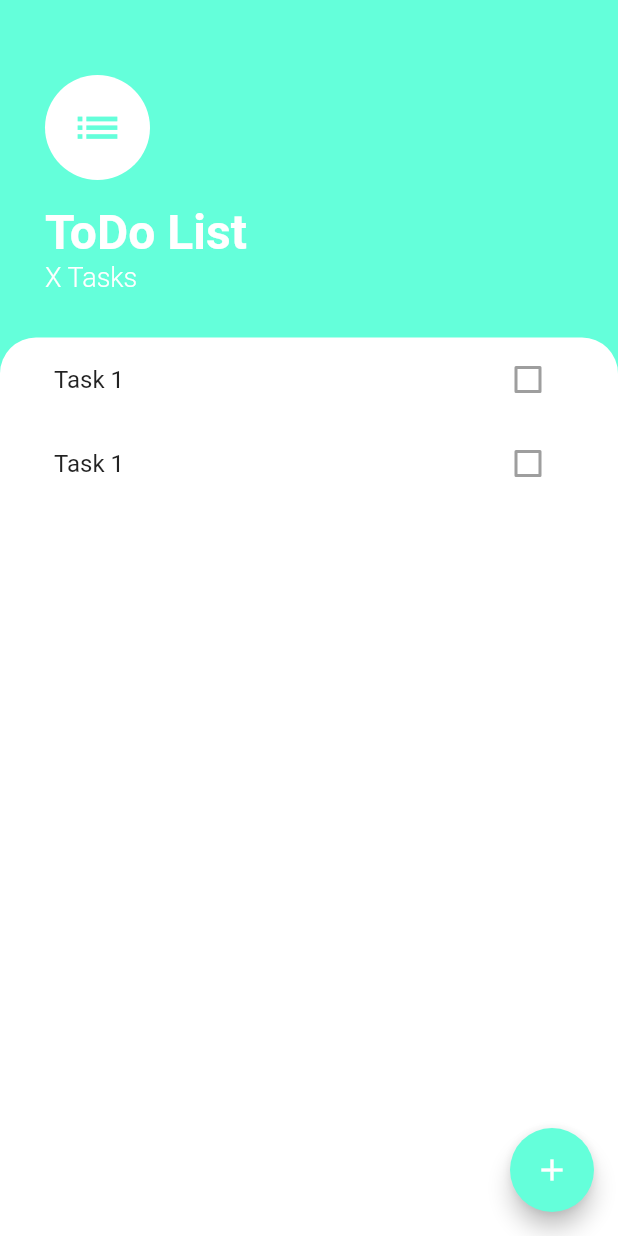
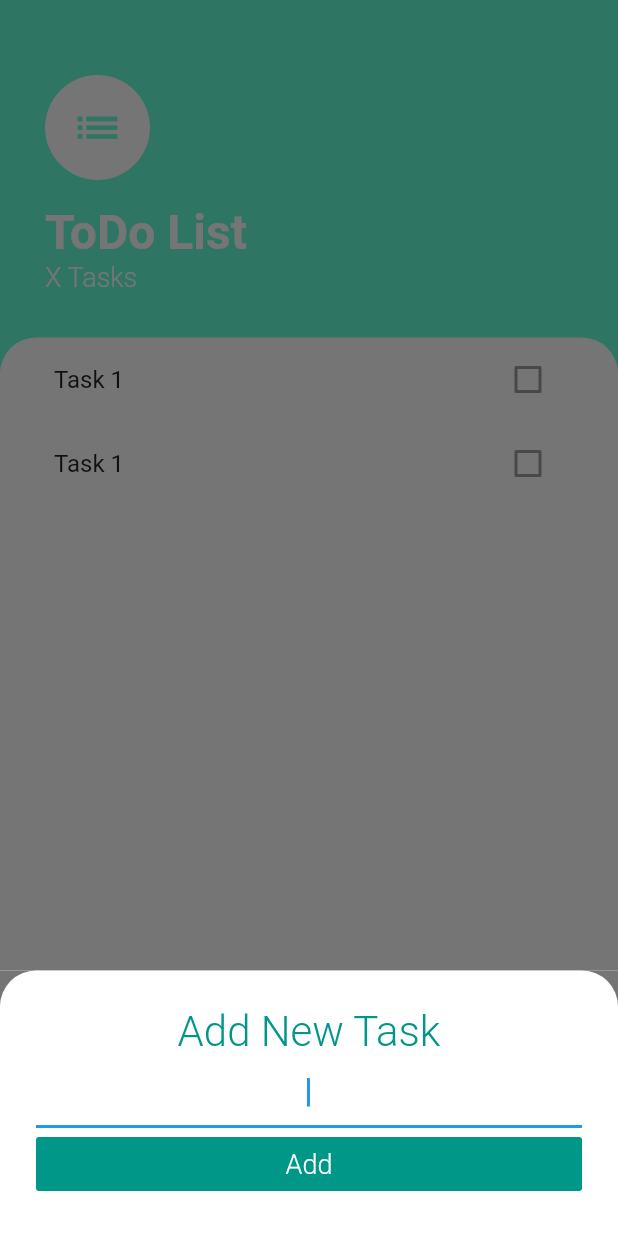
Before and after one commit to AniruddhaKulk/Flutter_ToDo_App, a Flutter app: the screen it shows after launch, after a tap on the "add" icon, on a phone screen of 412 x 824 dp. Run offline on Flutter 3.47's test engine with Material 2 defaults, Android fonts, the phone set to English and light mode, and no system bars.

Commit message:
On click of FAB, show ModalBottomSheet to add new task.

```diff
--- /dev/null
+++ b/lib/views/add_task_screen.dart
@@ -0,0 +1,50 @@
+import 'package:flutter/material.dart';
+
+class AddTaskScreen extends StatelessWidget {
+  @override
+  Widget build(BuildContext context) {
+    return Container(
+      color: Color(0XFF757575),
+      child: Container(
+        padding: EdgeInsets.all(24.0),
+        decoration: BoxDecoration(
+          color: Colors.white,
+          borderRadius: BorderRadius.only(
+            topLeft: Radius.circular(24.0),
+            topRight: Radius.circular(24.0),
+          ),
+        ),
+        child: Column(
+          crossAxisAlignment: CrossAxisAlignment.stretch,
+          children: [
+            Text(
+              'Add New Task',
+              style: TextStyle(
+                color: Colors.teal,
+                fontSize: 28.0,
+                fontWeight: FontWeight.w300,
+              ),
+              textAlign: TextAlign.center,
+            ),
+            TextField(
+              textAlign: TextAlign.center,
+              autofocus: true,
+            ),
+            FlatButton(
+              child: Text('Add',
+              style: TextStyle(
+                color: Colors.white,
+                fontWeight: FontWeight.w300,
+                fontSize: 18.0
+              ),),
+              color: Colors.teal,
+              onPressed: (){
+
+              },
+            ),
+          ],
+        ),
+      ),
+    );
+  }
+}
--- a/lib/views/task_screen.dart
+++ b/lib/views/task_screen.dart
@@ -1,4 +1,5 @@
 import 'package:flutter/material.dart';
+import 'package:todo_app/views/add_task_screen.dart';
 import 'package:todo_app/widgets/tasks_list.dart';
 
 class TasksScreen extends StatelessWidget {
@@ -9,7 +10,18 @@ class TasksScreen extends StatelessWidget {
       floatingActionButton: FloatingActionButton(
         backgroundColor: Colors.tealAccent,
         child: Icon(Icons.add),
-        onPressed: () {},
+        onPressed: () {
+          showModalBottomSheet(
+              context: context,
+              builder: (context) => SingleChildScrollView(
+                    child: Container(
+                      padding: EdgeInsets.only(
+                          bottom: MediaQuery.of(context).viewInsets.bottom),
+                      child: AddTaskScreen(),
+                    ),
+                  ),
+              isScrollControlled: true);
+        },
       ),
       body: Column(
         crossAxisAlignment: CrossAxisAlignment.start,
```
